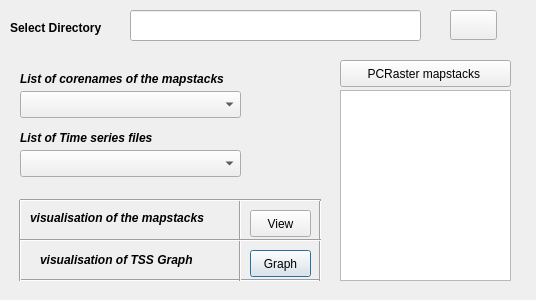
Qt form ui_pcrastermapstackvisualisation.ui (mugwizaleon/PCRasterMapstacks) before a commit.
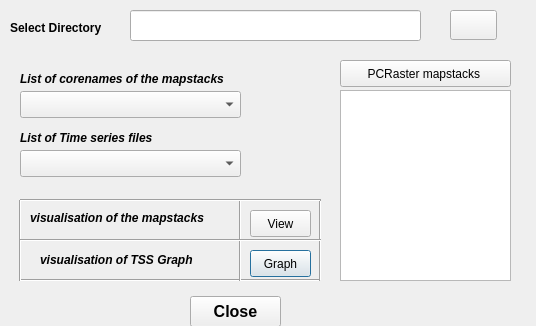
The same form after that commit. Icons and pictures are not drawn.

Diff of the .ui file:
```diff
--- a/ui_pcrastermapstackvisualisation.ui
+++ b/ui_pcrastermapstackvisualisation.ui
@@ -7,7 +7,7 @@
     <x>0</x>
     <y>0</y>
     <width>536</width>
-    <height>300</height>
+    <height>326</height>
    </rect>
   </property>
   <property name="windowTitle">
@@ -322,6 +322,26 @@
     </rect>
    </property>
   </widget>
+  <widget class="QPushButton" name="pushButton">
+   <property name="geometry">
+    <rect>
+     <x>190</x>
+     <y>296</y>
+     <width>91</width>
+     <height>31</height>
+    </rect>
+   </property>
+   <property name="font">
+    <font>
+     <pointsize>12</pointsize>
+     <weight>75</weight>
+     <bold>true</bold>
+    </font>
+   </property>
+   <property name="text">
+    <string>Close</string>
+   </property>
+  </widget>
  </widget>
  <resources>
   <include location="../SpatialMetrics/resources.qrc"/>
```
